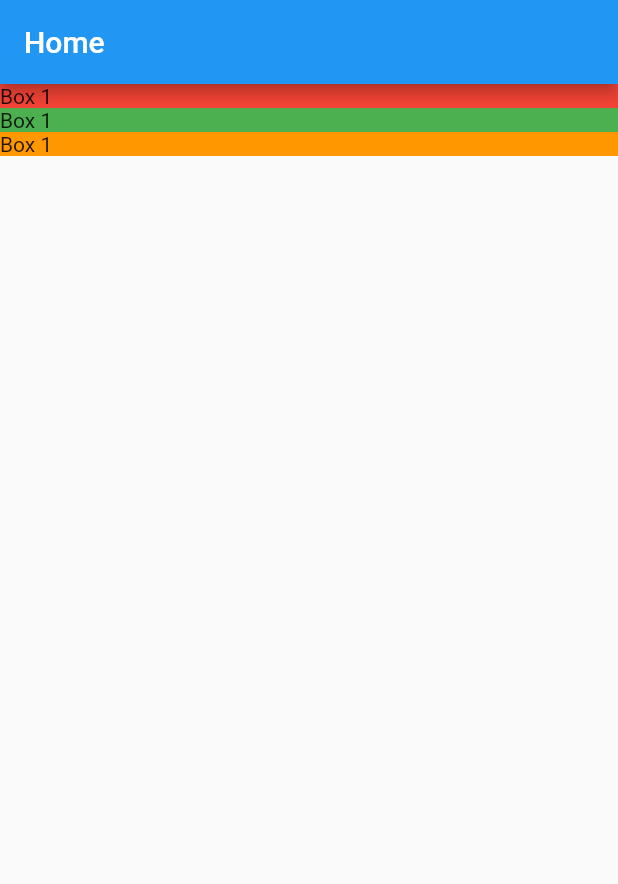
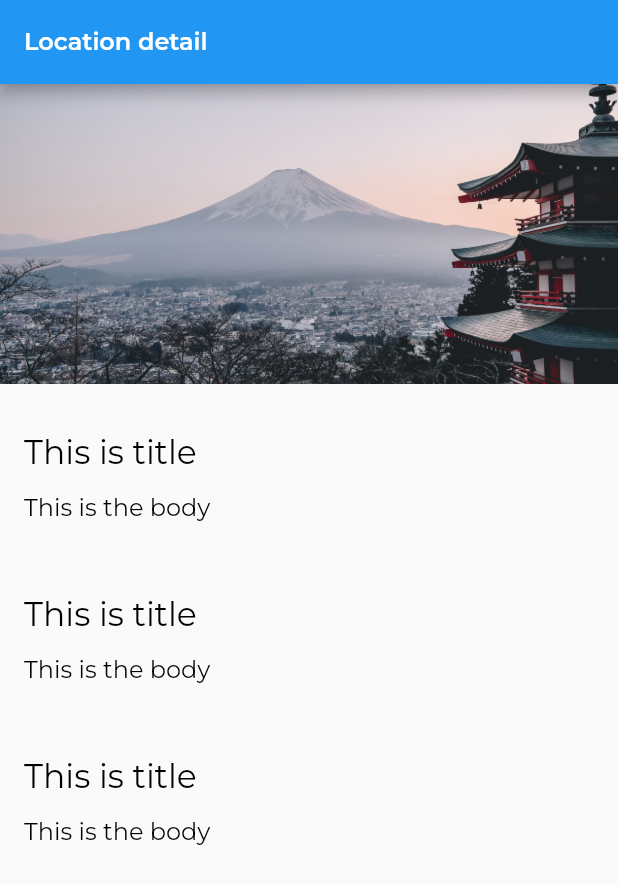
Before and after one commit to douglasF5/tourism-and-co-flutter-demo, a Flutter app: the screen it shows after launch, on a phone screen of 412 x 824 dp. Shown: the top 884 px of the screen. Run offline on Flutter 3.47's test engine with Material 2 defaults, Android fonts, the phone set to English and light mode, and no system bars.

Commit message:
add text sections and image

```diff
--- a/lib/app.dart
+++ b/lib/app.dart
@@ -1,13 +1,19 @@
 import 'package:flutter/material.dart';
 import 'screens/location_detail/location_detail.dart';
+import '/style.dart';
 
 class MyApp extends StatelessWidget {
   const MyApp({super.key});
 
   @override
   Widget build(BuildContext context) {
-    return const MaterialApp(
-      home: LocationDetail(),
-    );
+    return MaterialApp(
+        home: const LocationDetail(),
+        theme: ThemeData(
+            appBarTheme: const AppBarTheme(titleTextStyle: Styles.navBarTitle),
+            textTheme: TextTheme(
+              titleMedium: Styles.headerLarge,
+              bodyMedium: Styles.textDefault,
+            )));
   }
 }
--- /dev/null
+++ b/lib/screens/location_detail/image_banner.dart
@@ -0,0 +1,16 @@
+import 'package:flutter/material.dart';
+
+class ImageBanner extends StatelessWidget {
+  final String _assetPath;
+
+  const ImageBanner(this._assetPath, {super.key});
+
+  @override
+  Widget build(BuildContext context) {
+    return Container(
+      constraints: const BoxConstraints.expand(height: 200.0),
+      decoration: const BoxDecoration(color: Colors.grey),
+      child: Image.asset(_assetPath, fit: BoxFit.cover),
+    );
+  }
+}
--- a/lib/screens/location_detail/location_detail.dart
+++ b/lib/screens/location_detail/location_detail.dart
@@ -1,3 +1,4 @@
+import '/screens/location_detail/image_banner.dart';
 import '/screens/location_detail/text_section.dart';
 import 'package:flutter/material.dart';
 
@@ -8,15 +9,16 @@ class LocationDetail extends StatelessWidget {
   Widget build(BuildContext context) {
     return Scaffold(
         appBar: AppBar(
-          title: const Text("Home"),
+          title: const Text("Location detail"),
         ),
-        body: Column(
+        body: const Column(
             mainAxisAlignment: MainAxisAlignment.start,
             crossAxisAlignment: CrossAxisAlignment.stretch,
             children: [
-              TextSection(Colors.red),
-              TextSection(Colors.green),
-              TextSection(Colors.orange)
+              ImageBanner("assets/images/fuji.jpg"),
+              TextSection("This is title", "This is the body"),
+              TextSection("This is title", "This is the body"),
+              TextSection("This is title", "This is the body"),
             ]));
   }
 }
--- a/lib/screens/location_detail/text_section.dart
+++ b/lib/screens/location_detail/text_section.dart
@@ -1,15 +1,28 @@
 import 'package:flutter/material.dart';
 
 class TextSection extends StatelessWidget {
-  final Color _color;
+  final String _title;
+  final String _body;
+  static const double _defaultPad = 16.0;
 
-  const TextSection(this._color, {super.key});
+  const TextSection(this._title, this._body, {super.key});
 
   @override
   Widget build(BuildContext context) {
-    return Container(
-      decoration: BoxDecoration(color: _color),
-      child: const Text("Box 1"),
+    return Column(
+      mainAxisAlignment: MainAxisAlignment.start,
+      crossAxisAlignment: CrossAxisAlignment.stretch,
+      children: [
+        Container(
+            padding:
+                const EdgeInsets.fromLTRB(_defaultPad, 32.0, _defaultPad, 4.0),
+            child:
+                Text(_title, style: Theme.of(context).textTheme.titleMedium)),
+        Container(
+            padding: const EdgeInsets.fromLTRB(
+                _defaultPad, 10.0, _defaultPad, _defaultPad),
+            child: Text(_body, style: Theme.of(context).textTheme.bodyMedium)),
+      ],
     );
   }
 }
--- /dev/null
+++ b/lib/style.dart
@@ -0,0 +1,71 @@
+import 'package:flutter/material.dart';
+
+class Styles {
+  static const _textSizeLarge = 22.0;
+  static const _textSizeDefault = 16.0;
+  static const _textSizeSmall = 12.0;
+  static const String _fontNameDefault = 'Montserrat';
+
+  static const defaultPaddingS = 12.0;
+  static const defaultPaddingM = 16.0;
+
+  static final Color _textColorStrong = _hexToColor('000000');
+  static final Color _textColorDefault = _hexToColor('000000');
+  static final Color _textColorFaint = _hexToColor('999999');
+  static final Color textColorBright = _hexToColor('FFFFFF');
+  static final Color accentColor = _hexToColor('FF0000');
+
+  static const navBarTitle = TextStyle(
+    fontFamily: _fontNameDefault,
+    fontWeight: FontWeight.w600,
+    fontSize: _textSizeDefault,
+    color: Colors.white,
+  );
+
+  static final headerLarge = TextStyle(
+    fontFamily: _fontNameDefault,
+    fontSize: _textSizeLarge,
+    color: _textColorStrong,
+  );
+
+  static final textDefault = TextStyle(
+    fontFamily: _fontNameDefault,
+    fontSize: _textSizeDefault,
+    color: _textColorDefault,
+    height: 1.2,
+  );
+
+  static final textCTAButton = TextStyle(
+    fontFamily: _fontNameDefault,
+    fontSize: _textSizeLarge,
+    color: textColorBright,
+  );
+
+  static final locationTileTitleLight = TextStyle(
+    fontFamily: _fontNameDefault,
+    fontSize: _textSizeLarge,
+    color: _textColorStrong,
+  );
+
+  static final locationTileTitleDark = TextStyle(
+    fontFamily: _fontNameDefault,
+    fontSize: _textSizeLarge,
+    color: textColorBright,
+  );
+
+  static final locationTileSubTitle = TextStyle(
+    fontFamily: _fontNameDefault,
+    fontSize: _textSizeDefault,
+    color: accentColor,
+  );
+
+  static final locationTileCaption = TextStyle(
+    fontFamily: _fontNameDefault,
+    fontSize: _textSizeSmall,
+    color: _textColorFaint,
+  );
+
+  static Color _hexToColor(String hexCode) {
+    return Color(int.parse(hexCode.substring(0, 6), radix: 16) + 0xFF000000);
+  }
+}
```
Also changed, not shown: pubspec.yaml (+9 -14 lines), assets/fonts/Montserrat-Bold.ttf (added), assets/fonts/Montserrat-Regular.ttf (added), assets/images/arashiyama.jpg (added), assets/images/fuji.jpg (added), assets/images/kiyomizu-dera.jpg (added), 1 other file.
